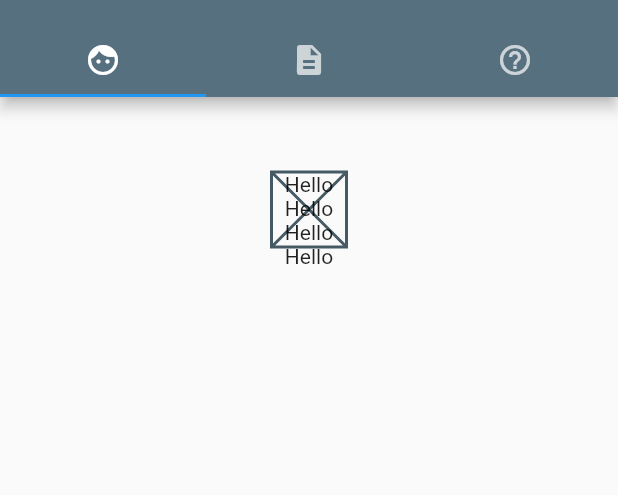
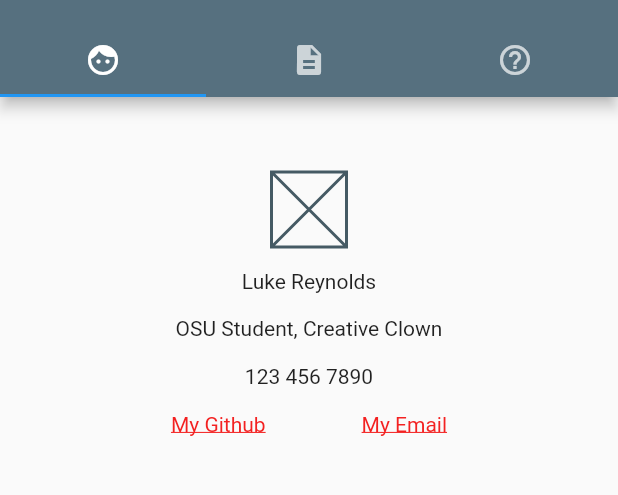
Before and after one commit to lukereynoldspi/cs492-project3, a Flutter app: the screen it shows after launch, on a phone screen of 412 x 824 dp, the part 59-554 px from its top. Run offline on Flutter 3.47's test engine with Material 2 defaults, Android fonts, the phone set to English and light mode, and no system bars.

Commit message:
finished business card

```diff
--- a/lib/business_card.dart
+++ b/lib/business_card.dart
@@ -1,4 +1,6 @@
 import 'package:flutter/material.dart';
+
+import 'package:url_launcher/url_launcher.dart';
 
 class BusinessCard extends StatelessWidget {
   const BusinessCard({super.key});
@@ -12,23 +14,68 @@ class BusinessCard extends StatelessWidget {
           alignment: Alignment.topCenter,
           child: Padding(
             padding: const EdgeInsets.all(50),
-            child: SizedBox(
-              height: 50,
-              width: 50,
-              child: Placeholder(
-                child: Column(
-                  children: const [
-                    Text("Hello"),
-                    Text("Hello"),
-                    Text("Hello"),
-                    Text("Hello"),
-                  ],
-                ),
+            child: Column(children: [
+              const SizedBox(
+                height: 50,
+                width: 50,
+                child: Placeholder(),
               ),
-            ),
+              const Padding(
+                  padding: EdgeInsets.all(15), child: Text("Luke Reynolds")),
+              const Text("OSU Student, Creative Clown"),
+              const Text("\n123 456 7890\n"),
+              SizedBox(
+                width: 600,
+                child: Row(
+                    mainAxisAlignment: MainAxisAlignment.spaceEvenly,
+                    children: const [
+                      InkWell(
+                        onTap: _launchURL,
+                        child: Text(
+                          'My Github',
+                          style: TextStyle(
+                            color: Color.fromARGB(255, 243, 33, 33),
+                            decoration: TextDecoration.underline,
+                          ),
+                        ),
+                      ),
+                      InkWell(
+                        onTap: _launchEmail,
+                        child: Text(
+                          'My Email',
+                          style: TextStyle(
+                            color: Color.fromARGB(255, 243, 33, 33),
+                            decoration: TextDecoration.underline,
+                          ),
+                        ),
+                      ),
+                    ]),
+              ),
+            ]),
           ),
         ),
       ),
     );
   }
 }
+
+_launchURL() async {
+  Uri url = Uri.parse('lukereynolds.github.io');
+  if (await launchUrl(url)) {
+    await launchUrl(url);
+  } else {
+    throw 'Could not launch $url';
+  }
+}
+
+_launchEmail() {
+  final Uri emailLaunchUri = Uri(
+    scheme: 'mailto',
+    path: 'our.email@gmail.com',
+    queryParameters: {
+      'subject': 'Testing subject',
+      'body': 'Testing body text'
+    },
+  );
+  launchUrl(emailLaunchUri);
+}
--- a/pubspec.yaml
+++ b/pubspec.yaml
@@ -35,6 +35,7 @@ dependencies:
   # The following adds the Cupertino Icons font to your application.
   # Use with the CupertinoIcons class for iOS style icons.
   cupertino_icons: ^1.0.2
+  url_launcher: ^6.1.8
 
 dev_dependencies:
   flutter_test:
```
Also changed, not shown: pubspec.lock, 5 other files.
